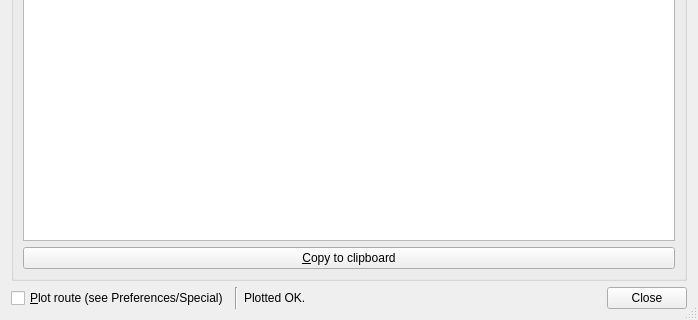
Qt form QuteScoop/src/PlanFlightDialog.ui (qutescoop/qutescoop) before a commit; both pictures show x 0 to 698 and y 248 to 568 of the 698 by 568 pixel window.
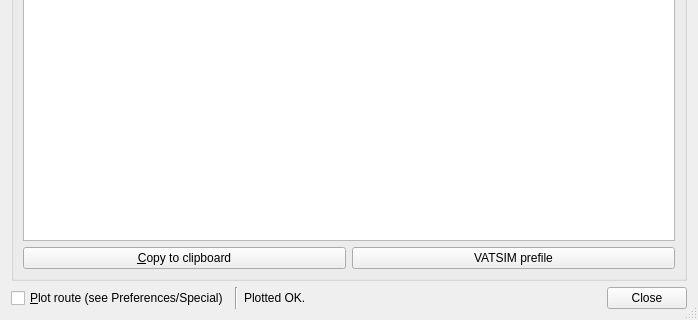
The same form after that commit. Icons and pictures are not drawn.

The edit to the form file:
```diff
--- a/QuteScoop/src/PlanFlightDialog.ui
+++ b/QuteScoop/src/PlanFlightDialog.ui
@@ -465,6 +465,16 @@
           </property>
          </widget>
         </item>
+        <item>
+         <widget class="QPushButton" name="pbVatsimPrefile">
+          <property name="toolTip">
+           <string>Launches prefile page in your browser.</string>
+          </property>
+          <property name="text">
+           <string>VATSIM prefile</string>
+          </property>
+         </widget>
+        </item>
        </layout>
       </item>
      </layout>
```
